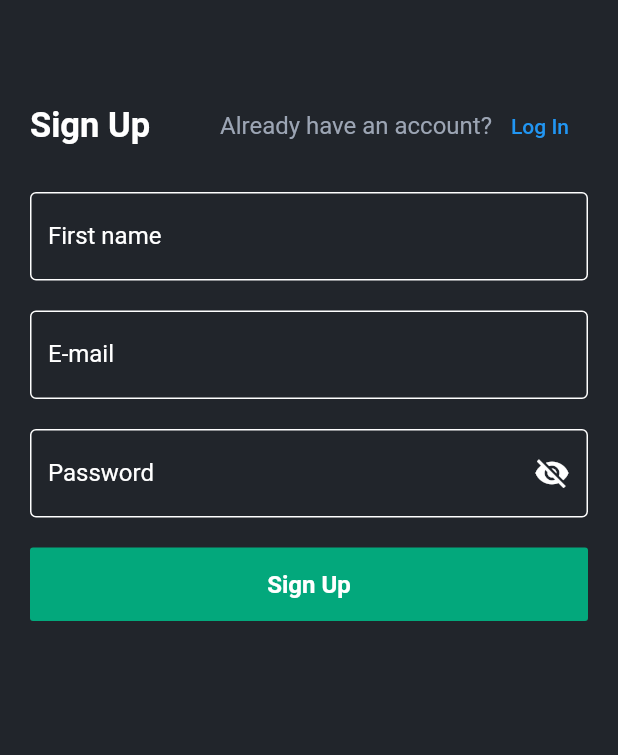
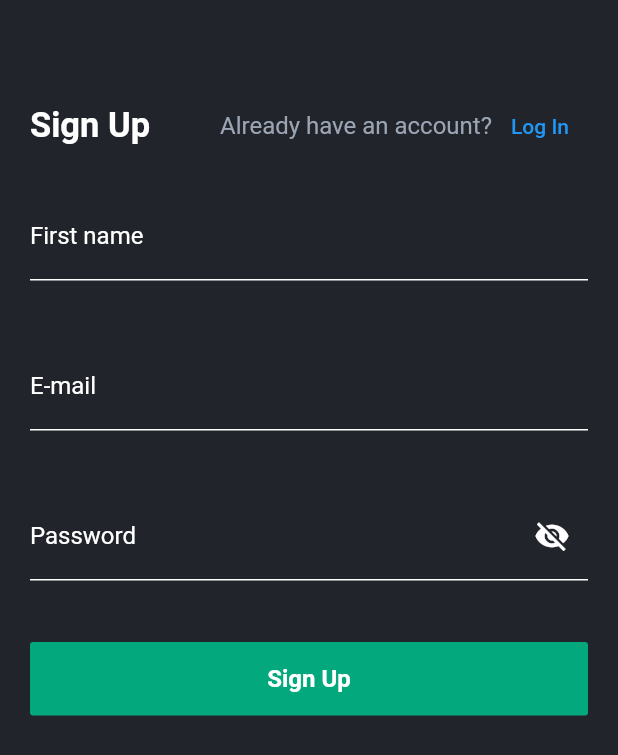
Before and after one commit to joaovperin/cwi-train-flutter, a Flutter app: the screen it shows after launch, on a phone screen of 412 x 824 dp. Shown: the top 755 px of the screen. Run offline on Flutter 3.47's test engine with Material 2 defaults, Android fonts, the light colour scheme and no system bars.

Commit message:
fix on form fields style

```diff
--- a/aula_02/form_signup_app/lib/widgets/app_text_input.dart
+++ b/aula_02/form_signup_app/lib/widgets/app_text_input.dart
@@ -17,22 +17,25 @@ class AppTextInput extends StatelessWidget {
 
   @override
   Widget build(BuildContext context) {
-    return TextFormField(
+    return SizedBox(
+      height: 80,
+      child: TextFormField(
         validator: validator,
         decoration: InputDecoration(
           suffixIcon: suffixIcon,
           labelText: fieldName,
           labelStyle: const TextStyle(color: AppColors.white),
-        enabledBorder: const OutlineInputBorder(
+          enabledBorder: const UnderlineInputBorder(
             borderSide: BorderSide(color: AppColors.white),
           ),
-        focusedBorder: const OutlineInputBorder(
+          focusedBorder: const UnderlineInputBorder(
             borderSide: BorderSide(color: AppColors.white),
           ),
         ),
         obscureText: obscureText,
         cursorColor: AppColors.white,
         style: const TextStyle(color: AppColors.white),
+      ),
     );
   }
 }
```
Also changed, not shown: 1 other file. Lines whose indentation alone changed are shown as unchanged.
